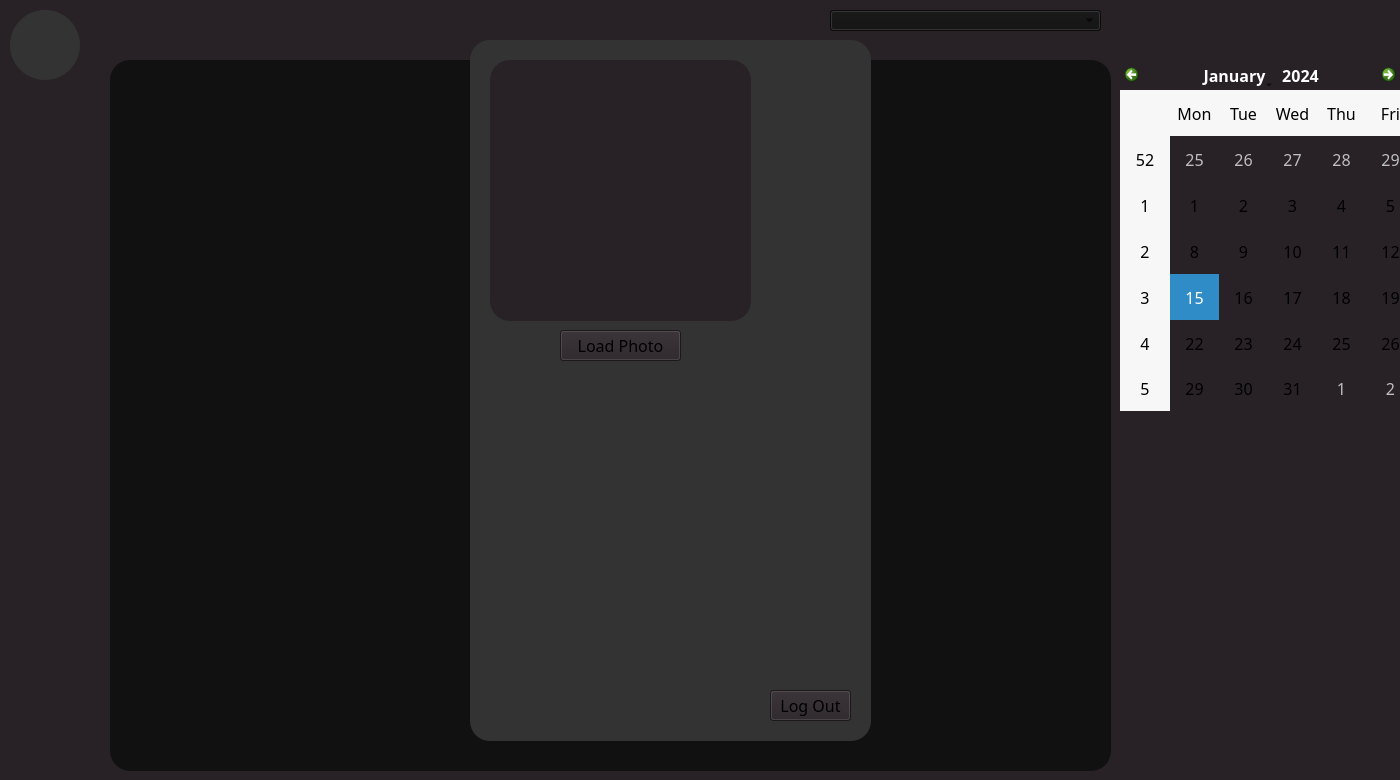
This is ui/ui.ui in Wester35/KP as Qt 5 draws it before an edit. The edited form follows.
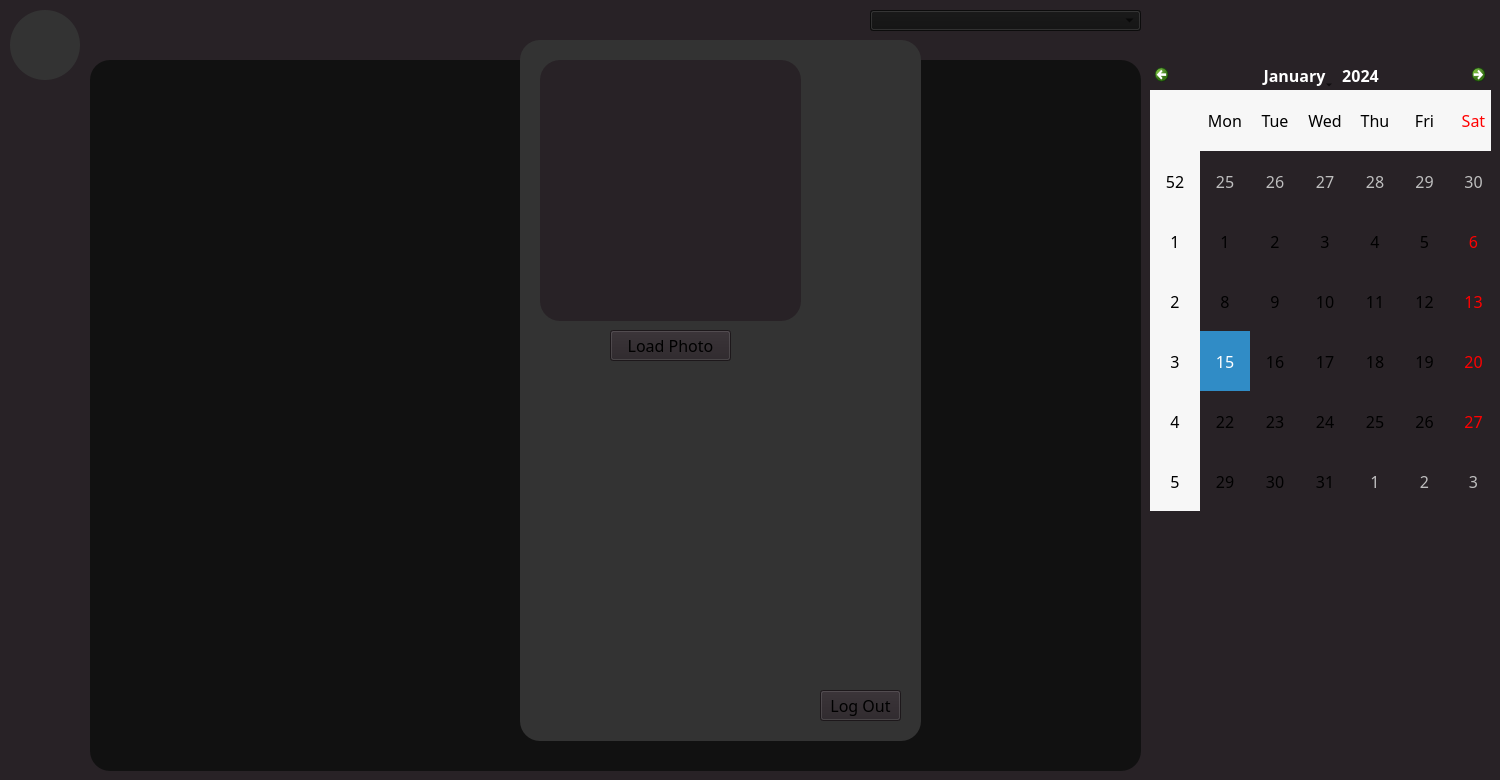
This is the edited form.

```diff
--- a/ui/ui.ui
+++ b/ui/ui.ui
@@ -6,7 +6,7 @@
    <rect>
     <x>0</x>
     <y>0</y>
-    <width>1400</width>
+    <width>1500</width>
     <height>780</height>
    </rect>
   </property>
@@ -56,7 +56,7 @@
   <widget class="QComboBox" name="comboBox">
    <property name="geometry">
     <rect>
-     <x>830</x>
+     <x>870</x>
      <y>10</y>
      <width>271</width>
      <height>21</height>
@@ -66,9 +66,9 @@
   <widget class="QTableView" name="tableView">
    <property name="geometry">
     <rect>
-     <x>110</x>
+     <x>90</x>
      <y>60</y>
-     <width>1001</width>
+     <width>1051</width>
      <height>711</height>
     </rect>
    </property>
@@ -95,7 +95,7 @@
   <widget class="QFrame" name="frame">
    <property name="geometry">
     <rect>
-     <x>470</x>
+     <x>520</x>
      <y>40</y>
      <width>401</width>
      <height>701</height>
@@ -166,10 +166,10 @@
   <widget class="QCalendarWidget" name="calendarWidget">
    <property name="geometry">
     <rect>
-     <x>1120</x>
+     <x>1150</x>
      <y>60</y>
-     <width>281</width>
-     <height>351</height>
+     <width>341</width>
+     <height>451</height>
     </rect>
    </property>
   </widget>
```
